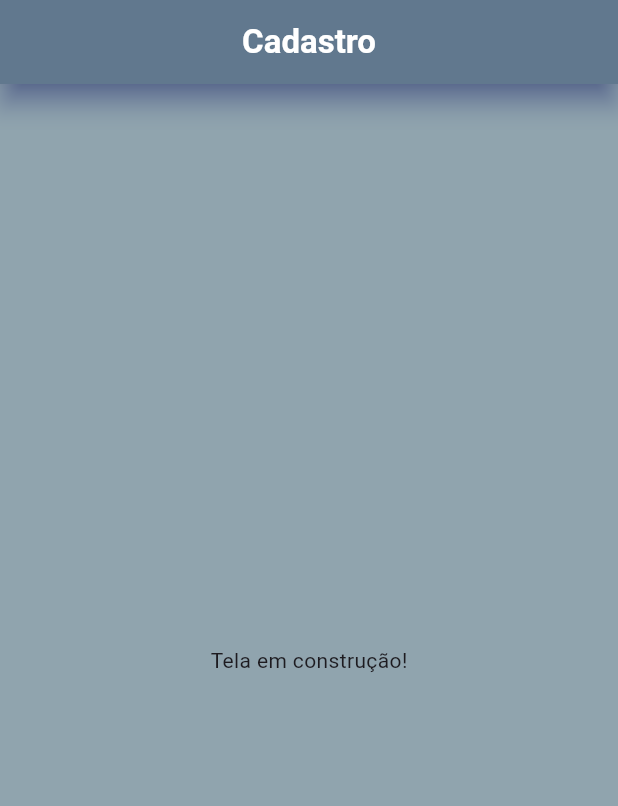
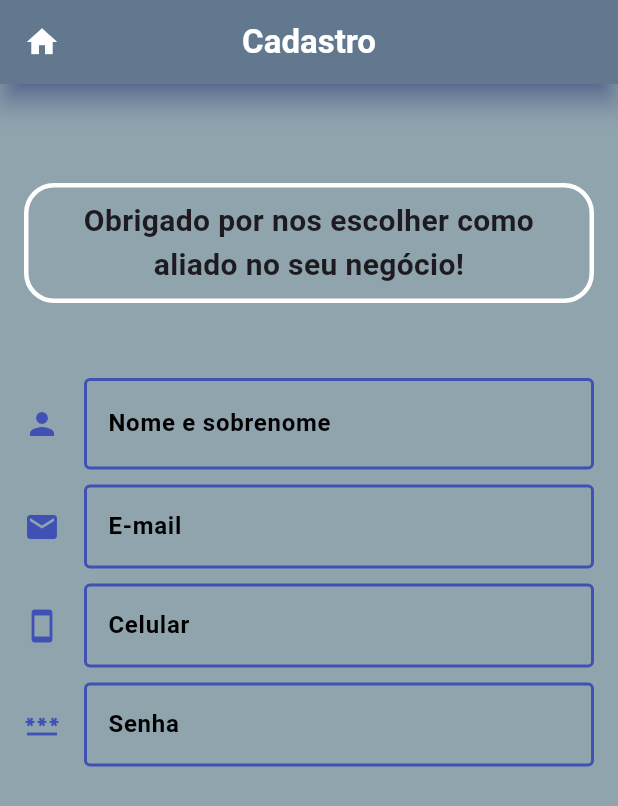
Before and after one commit to ryannestacio/tela-login, a Flutter app: the screen it shows after launch, after a tap on "Cadastrar", on a phone screen of 412 x 824 dp. Shown: the top 806 px of the screen. Run offline on Flutter 3.47's test engine with Material 3 defaults, Android fonts, the phone set to English and light mode, and no system bars; missing offline and left inert: dart:ffi.

Commit message:
Implementação de botões na tela de cadastro e de recuperação de senha para serem redirecionados para a tela principal de login, implementação de alguns inputs na tela de cadastro, além de estilizar os já ezistentes na tela de login

```diff
--- a/lib/main.dart
+++ b/lib/main.dart
@@ -1,3 +1,5 @@
+import 'dart:ffi';
+
 import 'package:flutter/material.dart';
 import 'screens/screen_acadastro.dart';
 import 'screens/screen_recuperacao_senha.dart';
@@ -87,21 +89,43 @@ class contrucaoDaTela extends StatelessWidget {
                 ),
               ),
             ),
+            SizedBox(height: 20),
             TextFormField(
               decoration: InputDecoration(
                 icon: Icon(Icons.person, color: Colors.indigo),
                 hintText: 'Digite seu usuário ou e-mail...',
                 //Texto que ficará dentro do input.
                 label: Text('Usuário/E-mail'),
+                labelStyle: TextStyle(
+                  fontWeight: FontWeight.bold,
+                  color: Colors.black,
+                ),
                 //Texto que subirá após p ponteiro ficar no input.
+                enabledBorder: OutlineInputBorder(
+                  borderSide: BorderSide(color: Colors.indigo, width: 2),
+                ),
+                focusedBorder: OutlineInputBorder(
+                  borderSide: BorderSide(color: Colors.indigo, width: 2),
+                ),
               ),
               autofocus: true,
             ),
+            SizedBox(height: 10),
             TextFormField(
               decoration: InputDecoration(
                 icon: Icon(Icons.password_rounded, color: Colors.indigo),
                 hintText: 'Digite sua senha...',
                 label: Text('Senha'),
+                labelStyle: TextStyle(
+                  fontWeight: FontWeight.bold,
+                  color: Colors.black,
+                ),
+                enabledBorder: OutlineInputBorder(
+                  borderSide: BorderSide(color: Colors.indigo, width: 2),
+                ),
+                focusedBorder: OutlineInputBorder(
+                  borderSide: BorderSide(color: Colors.indigo, width: 2),
+                ),
               ),
               obscureText: true,
               //Para que o conteúdo digitado dentro do input seja ocultado.
--- a/lib/screens/screen_acadastro.dart
+++ b/lib/screens/screen_acadastro.dart
@@ -1,3 +1,5 @@
+import 'dart:ffi';
+
 import 'package:flutter/material.dart';
 
 class Cadastro extends StatelessWidget {
@@ -10,6 +12,12 @@ class Cadastro extends StatelessWidget {
       home: Scaffold(
         backgroundColor: Colors.blueGrey[300],
         appBar: AppBar(
+          leading: IconButton(
+            onPressed: () {
+              Navigator.pop(context);
+            },
+            icon: Icon(Icons.home, color: Colors.white),
+          ),
           title: Text(
             'Cadastro',
             style: TextStyle(color: Colors.white, fontWeight: FontWeight.bold),
@@ -35,8 +43,98 @@ class areaCadastro extends StatelessWidget {
         child: Padding(
           padding: EdgeInsets.all(16),
           child: Column(
-            mainAxisAlignment: MainAxisAlignment.center,
-            children: [Text("Tela em construção!")],
+            mainAxisAlignment: MainAxisAlignment.start,
+            children: [
+              SizedBox(height: 50),
+              Container(
+                decoration: BoxDecoration(
+                  borderRadius: BorderRadius.circular(20),
+                  border: Border.all(width: 3, color: Colors.white),
+                ),
+                child: Padding(
+                  padding: const EdgeInsets.all(8.0),
+                  child: Text(
+                    "Obrigado por nos escolher como aliado no seu negócio!",
+                    textAlign: TextAlign.center,
+                    style: TextStyle(fontWeight: FontWeight.bold, fontSize: 20),
+                  ),
+                ),
+              ),
+              SizedBox(height: 50),
+              TextFormField(
+                decoration: InputDecoration(
+                  icon: Icon(Icons.person, color: Colors.indigo),
+                  label: Text('Nome e sobrenome'),
+                  hintText: 'Digite seu nome e sobrenome...',
+                  labelStyle: TextStyle(
+                    fontWeight: FontWeight.bold,
+                    color: Colors.black,
+                  ),
+                  enabledBorder: OutlineInputBorder(
+                    borderSide: BorderSide(color: Colors.indigo, width: 2),
+                  ),
+                  focusedBorder: OutlineInputBorder(
+                    borderSide: BorderSide(color: Colors.indigo, width: 2),
+                  ),
+                ),
+                cursorColor: Colors.black,
+                strutStyle: StrutStyle(),
+              ),
+              SizedBox(height: 10),
+              TextFormField(
+                decoration: InputDecoration(
+                  icon: Icon(Icons.email, color: Colors.indigo),
+                  label: Text("E-mail"),
+                  hintText: 'Digite um e-mail já existente...',
+                  labelStyle: TextStyle(
+                    fontWeight: FontWeight.bold,
+                    color: Colors.black,
+                  ),
+                  enabledBorder: OutlineInputBorder(
+                    borderSide: BorderSide(color: Colors.indigo, width: 2),
+                  ),
+                  focusedBorder: OutlineInputBorder(
+                    borderSide: BorderSide(color: Colors.indigo, width: 2),
+                  ),
+                ),
+              ),
+              SizedBox(height: 10),
+              TextFormField(
+                decoration: InputDecoration(
+                  icon: Icon(Icons.smartphone, color: Colors.indigo),
+                  label: Text("Celular"),
+                  hintText: 'Digite um número válido...',
+                  labelStyle: TextStyle(
+                    fontWeight: FontWeight.bold,
+                    color: Colors.black,
+                  ),
+                  enabledBorder: OutlineInputBorder(
+                    borderSide: BorderSide(color: Colors.indigo, width: 2),
+                  ),
+                  focusedBorder: OutlineInputBorder(
+                    borderSide: BorderSide(color: Colors.indigo, width: 2),
+                  ),
+                ),
+              ),
+              SizedBox(height: 10),
+              TextFormField(
+                decoration: InputDecoration(
+                  icon: Icon(Icons.password_outlined, color: Colors.indigo),
+                  label: Text("Senha"),
+                  hintText: 'Digite sua senha...',
+                  labelStyle: TextStyle(
+                    fontWeight: FontWeight.bold,
+                    color: Colors.black,
+                  ),
+                  enabledBorder: OutlineInputBorder(
+                    borderSide: BorderSide(color: Colors.indigo, width: 2),
+                  ),
+                  focusedBorder: OutlineInputBorder(
+                    borderSide: BorderSide(color: Colors.indigo, width: 2),
+                  ),
+                ),
+              ),
+            ],
           ),
         ),
       ),
--- a/lib/screens/screen_recuperacao_senha.dart
+++ b/lib/screens/screen_recuperacao_senha.dart
@@ -10,6 +10,12 @@ class RecuperacaoSenha extends StatelessWidget {
       home: Scaffold(
         backgroundColor: Colors.blueGrey[300],
         appBar: AppBar(
+          leading: IconButton(
+            onPressed: () {
+              Navigator.pop(context);
+            },
+            icon: Icon(Icons.home, color: Colors.white),
+          ),
           title: Text(
             "Recuperação de Senha",
             style: TextStyle(fontWeight: FontWeight.bold, color: Colors.white),
```
